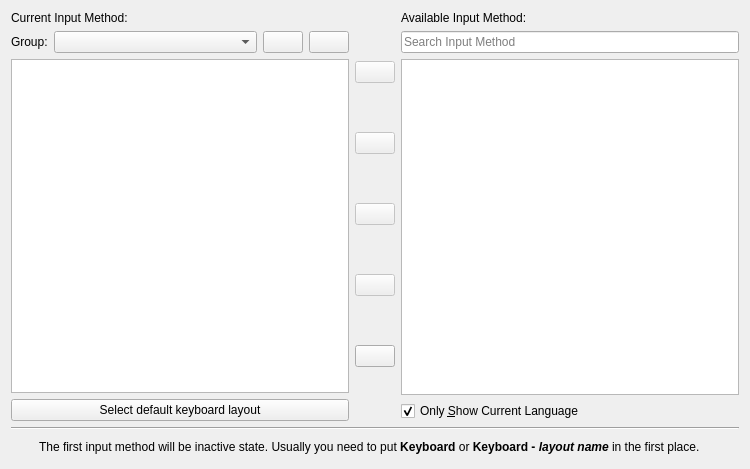
First picture: the form in src/impage.ui, repository fcitx/fcitx5-configtool, before the edit.
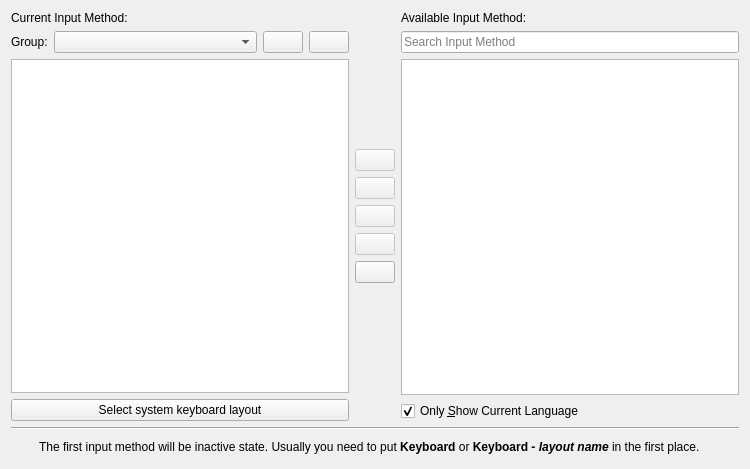
Second picture: the form after the edit. Icons and pictures are not drawn.

Commit message: Help user to configure right default layout.

Patch:
```diff
--- a/src/impage.ui
+++ b/src/impage.ui
@@ -77,7 +77,7 @@
           <string>Keyboard layout to use when no input method active</string>
          </property>
          <property name="text">
-          <string>Select default keyboard layout</string>
+          <string>Select system keyboard layout</string>
          </property>
         </widget>
        </item>
@@ -90,6 +90,12 @@
          <property name="orientation">
           <enum>Qt::Vertical</enum>
          </property>
+         <property name="sizeHint" stdset="0">
+          <size>
+           <width>0</width>
+           <height>0</height>
+          </size>
+         </property>
         </spacer>
        </item>
        <item>
@@ -149,6 +155,12 @@
          <property name="orientation">
           <enum>Qt::Vertical</enum>
          </property>
+         <property name="sizeHint" stdset="0">
+          <size>
+           <width>0</width>
+           <height>0</height>
+          </size>
+         </property>
         </spacer>
        </item>
       </layout>
```
The commit also changes 4 other files.
